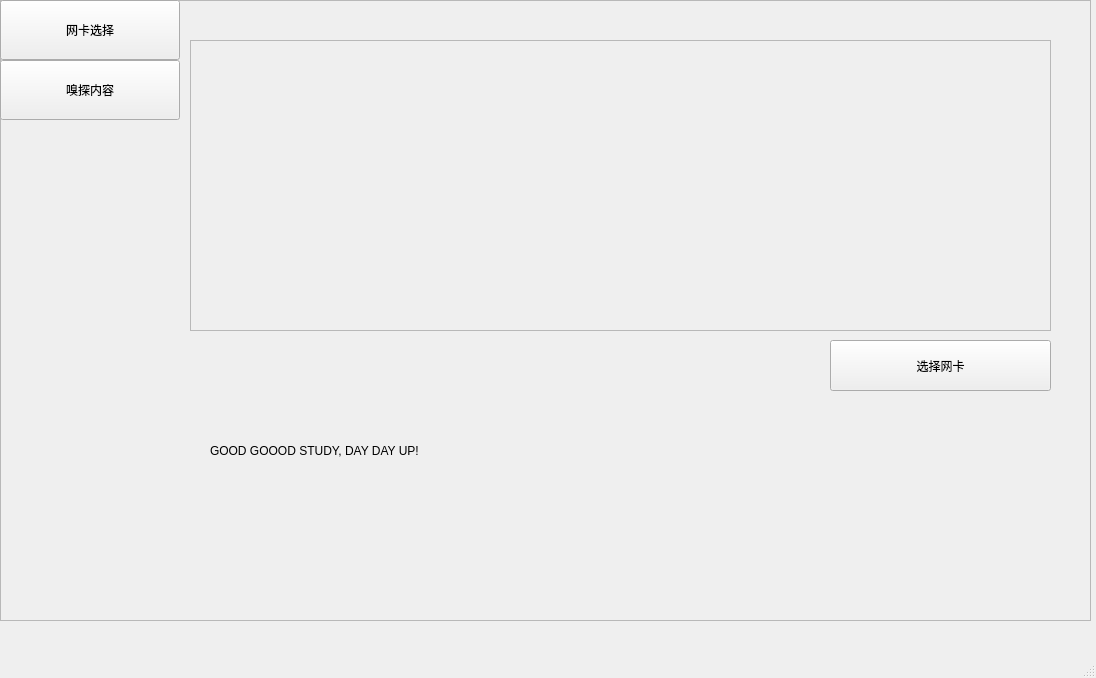
Old version of the form UI/UI.ui in the repository Zhou-CF/Sniffer.
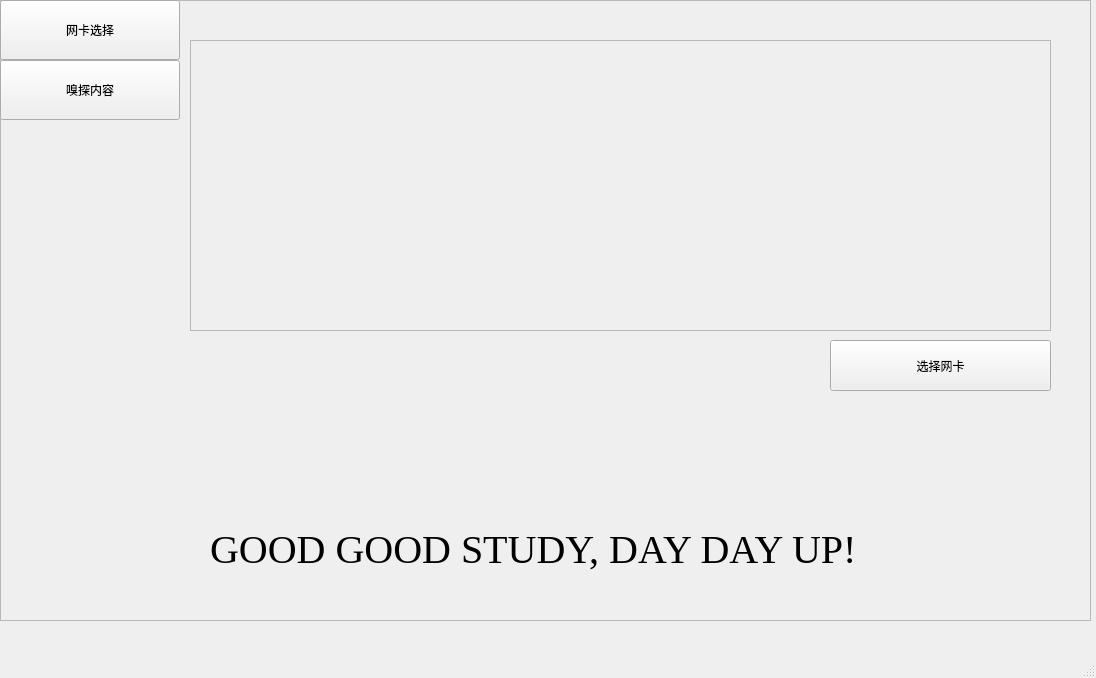
New version of the form. The open tabs and pages were chosen to show the change.

```diff
--- a/UI/UI.ui
+++ b/UI/UI.ui
@@ -101,9 +101,9 @@
        <property name="geometry">
         <rect>
          <x>30</x>
-         <y>420</y>
-         <width>591</width>
-         <height>61</height>
+         <y>480</y>
+         <width>811</width>
+         <height>141</height>
         </rect>
        </property>
        <property name="sizePolicy">
@@ -112,8 +112,17 @@
          <verstretch>0</verstretch>
         </sizepolicy>
        </property>
+       <property name="font">
+        <font>
+         <family>Times New Roman</family>
+         <pointsize>30</pointsize>
+        </font>
+       </property>
        <property name="text">
-        <string>GOOD GOOOD STUDY, DAY DAY UP!</string>
+        <string>GOOD GOOD STUDY, DAY DAY UP!</string>
+       </property>
+       <property name="textFormat">
+        <enum>Qt::RichText</enum>
        </property>
       </widget>
       <widget class="QPushButton" name="select_net_Button">
```
Left out of the diff: 2 changed lines with no effect on the pictures.
